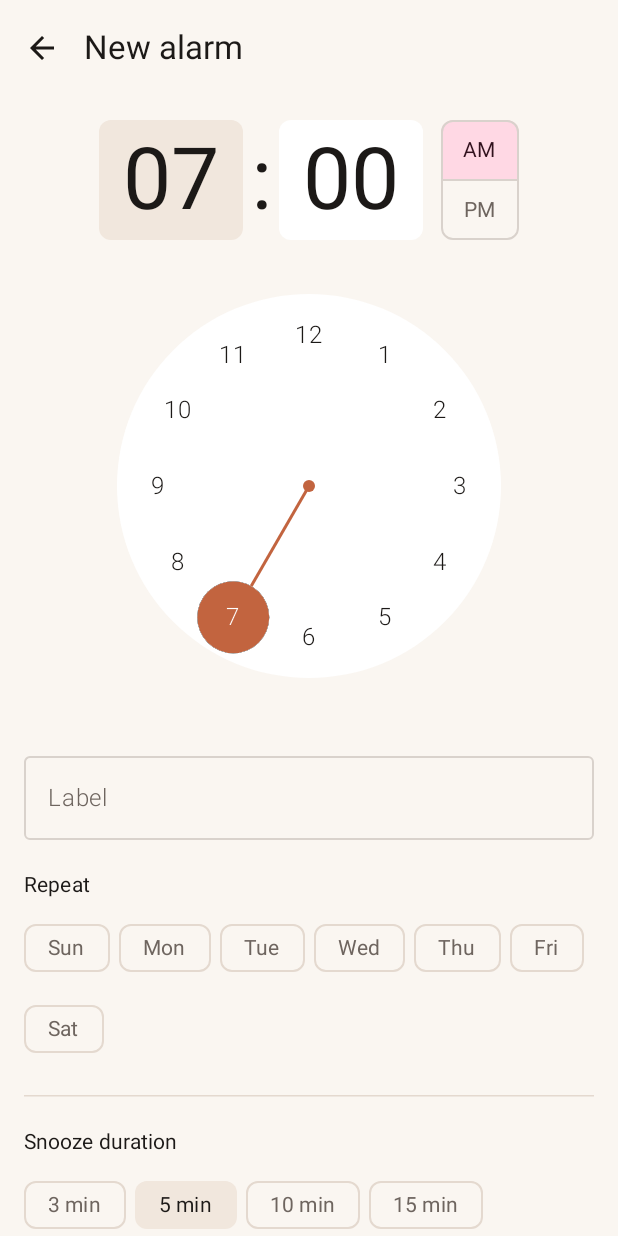
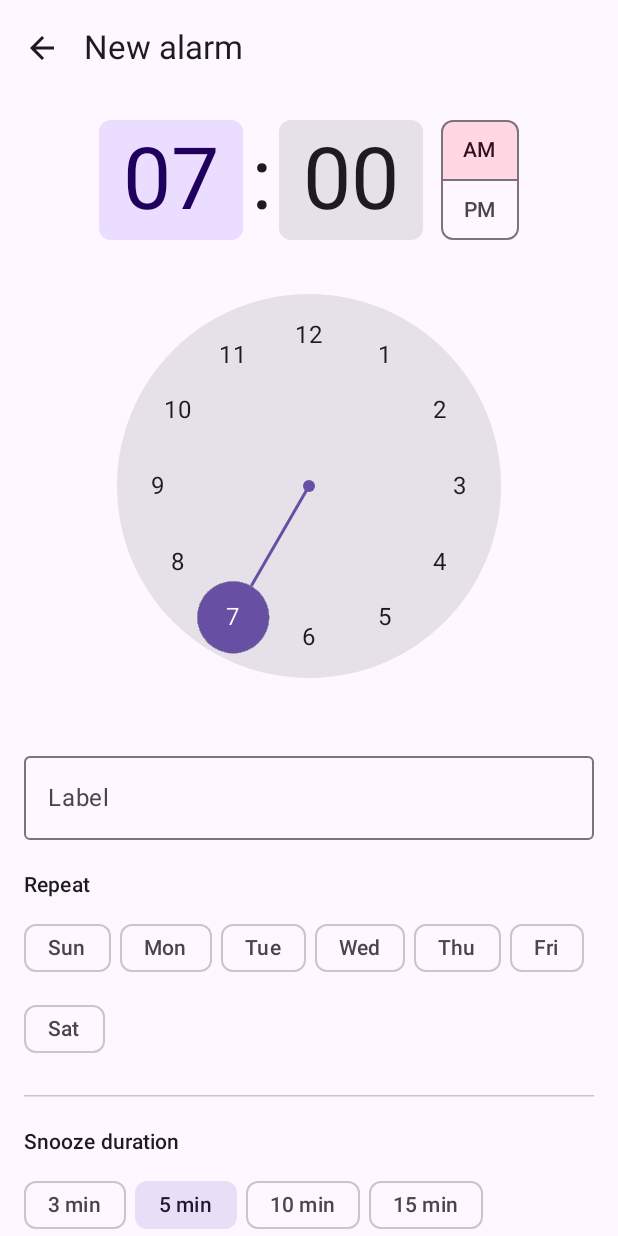
Before and after one commit to Schubbii/WatchAlarm, an Android app built with Jetpack Compose: the screen it shows after launch (MainActivity), after a tap on "Add alarm", on a phone screen of 412 x 824 dp. Run offline under Robolectric (Android 15) with nearby library versions, the phone set to English and light mode, and no system bars; libraries missing offline, so code that uses them is left out: androidx.health.connect, com.google.android.gms; 8 statements that could not run were skipped.

Commit message:
Revert "Rise-Design in Handy- und Uhr-App"
This reverts commit 01aac2349f21a0ff682d1b01ac231d53114b6679.

```diff
--- a/mobile/src/main/java/com/watchalarm/mobile/MainActivity.kt
+++ b/mobile/src/main/java/com/watchalarm/mobile/MainActivity.kt
@@ -52,6 +52,8 @@ import androidx.compose.material3.Switch
 import androidx.compose.material3.Text
 import androidx.compose.material3.TimePicker
 import androidx.compose.material3.TopAppBar
+import androidx.compose.material3.darkColorScheme
+import androidx.compose.material3.lightColorScheme
 import androidx.compose.material3.rememberTimePickerState
 import androidx.compose.runtime.Composable
 import androidx.compose.runtime.DisposableEffect
@@ -68,6 +70,7 @@ import androidx.compose.ui.platform.LocalConfiguration
 import androidx.compose.ui.platform.LocalContext
 import androidx.compose.ui.res.painterResource
 import androidx.compose.ui.res.stringResource
+import androidx.compose.ui.text.font.FontWeight
 import androidx.compose.ui.unit.dp
 import androidx.compose.ui.unit.sp
 import androidx.lifecycle.Lifecycle
@@ -118,7 +121,8 @@ class MainActivity : ComponentActivity() {
         AlarmSync.syncNow(this)
 
         setContent {
-            RiseTheme {
+            val dark = androidx.compose.foundation.isSystemInDarkTheme()
+            MaterialTheme(colorScheme = if (dark) darkColorScheme() else lightColorScheme()) {
                 Surface(modifier = Modifier.fillMaxSize()) {
                     AppRoot(fullScreenIntentBlocked.value)
                 }
@@ -416,8 +420,8 @@ private fun AlarmCard(alarm: Alarm, now: Long, onClick: () -> Unit, onToggle: (B
             Column(modifier = Modifier.weight(1f)) {
                 Text(
                     alarm.formattedTime(context),
-                    fontSize = 40.sp,
-                    fontFamily = RiseSerif,
+                    fontSize = 36.sp,
+                    fontWeight = FontWeight.Light,
                     color = if (alarm.enabled) MaterialTheme.colorScheme.onSurface
                     else MaterialTheme.colorScheme.onSurfaceVariant,
                 )
--- a/mobile/src/main/java/com/watchalarm/mobile/PermissionsRationaleActivity.kt
+++ b/mobile/src/main/java/com/watchalarm/mobile/PermissionsRationaleActivity.kt
@@ -22,6 +22,8 @@ import androidx.compose.material3.OutlinedButton
 import androidx.compose.material3.Scaffold
 import androidx.compose.material3.Text
 import androidx.compose.material3.TopAppBar
+import androidx.compose.material3.darkColorScheme
+import androidx.compose.material3.lightColorScheme
 import androidx.compose.ui.Modifier
 import androidx.compose.ui.res.stringResource
 import androidx.compose.ui.unit.dp
@@ -43,7 +45,8 @@ class PermissionsRationaleActivity : ComponentActivity() {
         enableEdgeToEdge()
         super.onCreate(savedInstanceState)
         setContent {
-            RiseTheme {
+            val dark = androidx.compose.foundation.isSystemInDarkTheme()
+            MaterialTheme(colorScheme = if (dark) darkColorScheme() else lightColorScheme()) {
                 Scaffold(
                     topBar = {
                         TopAppBar(
--- a/mobile/src/main/java/com/watchalarm/mobile/RiseTheme.kt
+++ /dev/null
@@ -1,155 +0,0 @@
-package com.watchalarm.mobile
-
-import androidx.compose.foundation.isSystemInDarkTheme
-import androidx.compose.material3.MaterialTheme
-import androidx.compose.material3.Typography
-import androidx.compose.material3.darkColorScheme
-import androidx.compose.material3.lightColorScheme
-import androidx.compose.runtime.Composable
-import androidx.compose.ui.graphics.Color
-import androidx.compose.ui.text.TextStyle
-import androidx.compose.ui.text.font.Font
-import androidx.compose.ui.text.font.FontFamily
-import androidx.compose.ui.text.font.FontStyle
-import androidx.compose.ui.text.font.FontWeight
-import com.watchalarm.core.R as CoreR
-
-/*
- * "Rise"-Design der App — dieselben Farben und Schriften wie die Produktseite
- * (index.html, aus Claude Design): warmes Creme/Tinte im Hellen, fast
- * schwarzes Braun im Dunkeln, Terrakotta als Akzent; Instrument Serif für
- * Uhrzeiten und Überschriften, DM Sans (leicht) für Text. Die Schriften
- * liegen als TTF in core/res/font, damit Handy und Uhr dieselben nutzen.
- */
-
-/** DM Sans — Fließtext, Beschriftungen. */
-internal val RiseSans = FontFamily(
-    Font(CoreR.font.rise_sans_light, FontWeight.Light),
-    Font(CoreR.font.rise_sans_regular, FontWeight.Normal),
-    Font(CoreR.font.rise_sans_medium, FontWeight.Medium),
-)
-
-/** Instrument Serif — Uhrzeiten und Überschriften. */
-internal val RiseSerif = FontFamily(
-    Font(CoreR.font.rise_serif, FontWeight.Normal),
-    Font(CoreR.font.rise_serif_italic, FontWeight.Normal, FontStyle.Italic),
-)
-
-/** Werte aus den CSS-Variablen der Produktseite (:root bzw. Dark-Mode). */
-private object RiseColors {
-    // Hell
-    val Bg = Color(0xFFFAF6F1)
-    val Surface = Color(0xFFFFFFFF)
-    val Surface2 = Color(0xFFF1E7DD)
-    val Ink = Color(0xFF1C1917)
-    val Ink2 = Color(0xFF6E655F)
-    val Line = Color(0xFFD9D2CC)
-    val BarMuted = Color(0xFFE4D9CF)
-    val Accent = Color(0xFFC2643F)
-    val Accent2 = Color(0xFFA6795A)
-
-    // Dunkel
-    val DarkBg = Color(0xFF100E0D)
-    val DarkSurface = Color(0xFF1A1715)
-    val DarkSurface2 = Color(0xFF241E1A)
-    val DarkInk = Color(0xFFF2EBE4)
-    val DarkInk2 = Color(0xFFA79D96)
-    val DarkLine = Color(0xFF4B433D)
-    val DarkBarMuted = Color(0xFF3A332D)
-    val DarkAccent = Color(0xFFE4875D)
-    val DarkAccent2 = Color(0xFFD2A177)
-    val DarkOnAccent = Color(0xFF14110F)
-}
-
-private val RiseLight = lightColorScheme(
-    primary = RiseColors.Accent,
-    onPrimary = Color.White,
-    primaryContainer = RiseColors.Surface2,
-    onPrimaryContainer = RiseColors.Ink,
-    secondary = RiseColors.Accent2,
-    onSecondary = Color.White,
-    secondaryContainer = RiseColors.Surface2,
-    onSecondaryContainer = RiseColors.Ink,
-    tertiary = RiseColors.Accent2,
-    onTertiary = Color.White,
-    background = RiseColors.Bg,
-    onBackground = RiseColors.Ink,
-    surface = RiseColors.Bg,
-    onSurface = RiseColors.Ink,
-    surfaceVariant = RiseColors.Surface2,
-    onSurfaceVariant = RiseColors.Ink2,
-    outline = RiseColors.Line,
-    outlineVariant = RiseColors.BarMuted,
-    // Karten sind auf der Produktseite weiß auf Creme.
-    surfaceContainerLowest = RiseColors.Surface,
-    surfaceContainerLow = RiseColors.Surface,
-    surfaceContainer = RiseColors.Surface,
-    surfaceContainerHigh = RiseColors.Surface,
-    surfaceContainerHighest = RiseColors.Surface,
-    inverseSurface = RiseColors.Ink,
-    inverseOnSurface = RiseColors.Bg,
-    inversePrimary = RiseColors.DarkAccent,
-)
-
-private val RiseDark = darkColorScheme(
-    primary = RiseColors.DarkAccent,
-    onPrimary = RiseColors.DarkOnAccent,
-    primaryContainer = RiseColors.DarkSurface2,
-    onPrimaryContainer = RiseColors.DarkInk,
-    secondary = RiseColors.DarkAccent2,
-    onSecondary = RiseColors.DarkOnAccent,
-    secondaryContainer = RiseColors.DarkSurface2,
-    onSecondaryContainer = RiseColors.DarkInk,
-    tertiary = RiseColors.DarkAccent2,
-    onTertiary = RiseColors.DarkOnAccent,
-    background = RiseColors.DarkBg,
-    onBackground = RiseColors.DarkInk,
-    surface = RiseColors.DarkBg,
-    onSurface = RiseColors.DarkInk,
-    surfaceVariant = RiseColors.DarkSurface2,
-    onSurfaceVariant = RiseColors.DarkInk2,
-    outline = RiseColors.DarkLine,
-    outlineVariant = RiseColors.DarkBarMuted,
-    surfaceContainerLowest = RiseColors.DarkSurface,
-    surfaceContainerLow = RiseColors.DarkSurface,
-    surfaceContainer = RiseColors.DarkSurface,
-    surfaceContainerHigh = RiseColors.DarkSurface,
-    surfaceContainerHighest = RiseColors.DarkSurface,
-    inverseSurface = RiseColors.DarkInk,
-    inverseOnSurface = RiseColors.DarkBg,
-    inversePrimary = RiseColors.Accent,
-)
-
-private fun TextStyle.sans(weight: FontWeight = FontWeight.Light) = copy(fontFamily = RiseSans, fontWeight = weight)
-private fun TextStyle.serif() = copy(fontFamily = RiseSerif, fontWeight = FontWeight.Normal)
-
-/** Überschriften in Instrument Serif, Text in leichter DM Sans — wie auf der Seite. */
-private val RiseTypography = Typography().let { base ->
-    base.copy(
-        displayLarge = base.displayLarge.serif(),
-        displayMedium = base.displayMedium.serif(),
-        displaySmall = base.displaySmall.serif(),
-        headlineLarge = base.headlineLarge.serif(),
-        headlineMedium = base.headlineMedium.serif(),
-        headlineSmall = base.headlineSmall.serif(),
-        titleLarge = base.titleLarge.serif(),
-        titleMedium = base.titleMedium.sans(FontWeight.Normal),
-        titleSmall = base.titleSmall.sans(FontWeight.Normal),
-        bodyLarge = base.bodyLarge.sans(),
-        bodyMedium = base.bodyMedium.sans(),
-        bodySmall = base.bodySmall.sans(),
-        labelLarge = base.labelLarge.sans(FontWeight.Normal),
-        labelMedium = base.labelMedium.sans(FontWeight.Normal),
-        labelSmall = base.labelSmall.sans(FontWeight.Normal),
-    )
-}
-
-/** Theme für alle Screens des Handys. [dark] erzwingt Dunkel (Klingel-Screen). */
-@Composable
-internal fun RiseTheme(dark: Boolean = isSystemInDarkTheme(), content: @Composable () -> Unit) {
-    MaterialTheme(
-        colorScheme = if (dark) RiseDark else RiseLight,
-        typography = RiseTypography,
-        content = content,
-    )
-}
--- a/mobile/src/main/java/com/watchalarm/mobile/SleepPlannerScreen.kt
+++ b/mobile/src/main/java/com/watchalarm/mobile/SleepPlannerScreen.kt
@@ -52,6 +52,7 @@ import androidx.compose.ui.Alignment
 import androidx.compose.ui.Modifier
 import androidx.compose.ui.platform.LocalContext
 import androidx.compose.ui.res.stringResource
+import androidx.compose.ui.text.font.FontWeight
 import androidx.compose.ui.unit.dp
 import androidx.compose.ui.unit.sp
 import androidx.health.connect.client.HealthConnectClient
@@ -333,8 +334,8 @@ private fun SuggestionCard(suggestion: SleepSuggestion, recommended: Boolean, on
         Column(modifier = Modifier.fillMaxWidth().padding(20.dp)) {
             Text(
                 SleepPlannerFormat.time(context, suggestion.time),
-                fontSize = 40.sp,
-                fontFamily = RiseSerif,
+                fontSize = 36.sp,
+                fontWeight = FontWeight.Light,
                 color = if (suggestion.available) MaterialTheme.colorScheme.onSurface
                 else MaterialTheme.colorScheme.onSurfaceVariant,
             )
--- a/mobile/src/main/res/values-night/colors.xml
+++ b/mobile/src/main/res/values-night/colors.xml
@@ -1,4 +1,4 @@
 <?xml version="1.0" encoding="utf-8"?>
 <resources>
-    <color name="window_background">#FF100E0D</color>
+    <color name="window_background">#FF000000</color>
 </resources>
--- a/mobile/src/main/res/values/colors.xml
+++ b/mobile/src/main/res/values/colors.xml
@@ -1,6 +1,6 @@
 <?xml version="1.0" encoding="utf-8"?>
 <resources>
-    <!-- Hintergrund des Fensters, bevor Compose zeichnet (Rise-Creme). Muss zum
+    <!-- Hintergrund des Fensters, bevor Compose zeichnet. Muss zum
          Farbschema passen, sonst blitzt beim Start die falsche Farbe auf. -->
-    <color name="window_background">#FFFAF6F1</color>
+    <color name="window_background">#FFFFFFFF</color>
 </resources>
--- a/wear/src/main/java/com/watchalarm/wear/MainActivity.kt
+++ b/wear/src/main/java/com/watchalarm/wear/MainActivity.kt
@@ -74,7 +74,7 @@ class MainActivity : ComponentActivity() {
         }
         AlarmSync.syncNow(this)
         setContent {
-            RiseTheme {
+            MaterialTheme {
                 WearApp()
             }
         }
--- a/wear/src/main/java/com/watchalarm/wear/WatchControls.kt
+++ b/wear/src/main/java/com/watchalarm/wear/WatchControls.kt
@@ -257,10 +257,9 @@ internal fun WatchTimePickerRow(state: WatchTimeState) {
                 if (state.is24Hour) "%02d".format(index)
                 else if (index == 0) "12" else "$index",
                 fontSize = 28.sp,
-                fontFamily = RiseSerif,
             )
         }
-        Text(":", fontSize = 28.sp, fontFamily = RiseSerif)
+        Text(":", fontSize = 28.sp)
         Picker(
             state = state.minute,
             contentDescription = stringResource(R.string.picker_minute),
@@ -268,7 +267,7 @@ internal fun WatchTimePickerRow(state: WatchTimeState) {
             modifier = Modifier.width(pickerWidth).fillMaxSize()
                 .claimRotaryOnTouch { state.rotaryColumn = COLUMN_MINUTE },
         ) { index ->
-            Text("%02d".format(index), fontSize = 28.sp, fontFamily = RiseSerif)
+            Text("%02d".format(index), fontSize = 28.sp)
         }
         if (!state.is24Hour) {
             Picker(
```
Also changed, not shown: mobile/src/main/java/com/watchalarm/mobile/AlarmActivity.kt (+5 -3 lines), wear/src/main/java/com/watchalarm/wear/RiseTheme.kt (deleted, +0 -57 lines), wear/src/main/java/com/watchalarm/wear/WatchRingActivity.kt (+4 -3 lines), core/src/main/res/font/rise_sans_light.ttf (deleted), core/src/main/res/font/rise_sans_medium.ttf (deleted), core/src/main/res/font/rise_sans_regular.ttf (deleted), core/src/main/res/font/rise_serif.ttf (deleted), core/src/main/res/font/rise_serif_italic.ttf (deleted).
